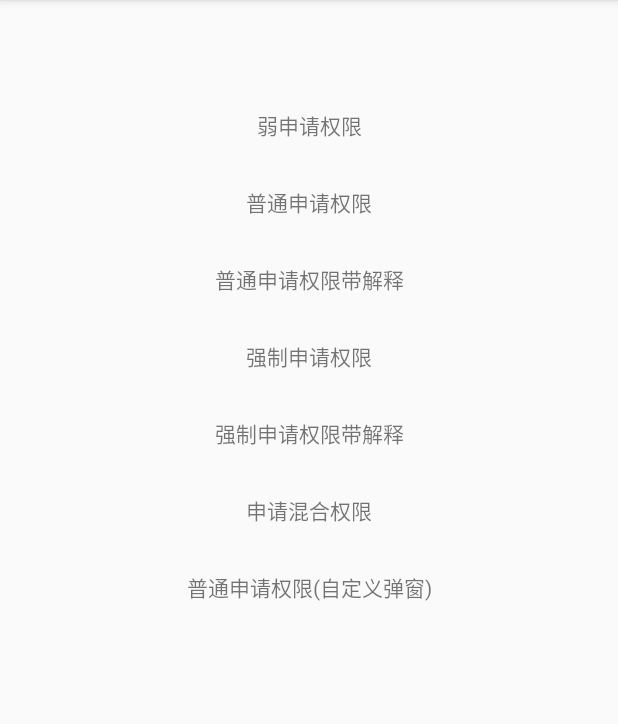
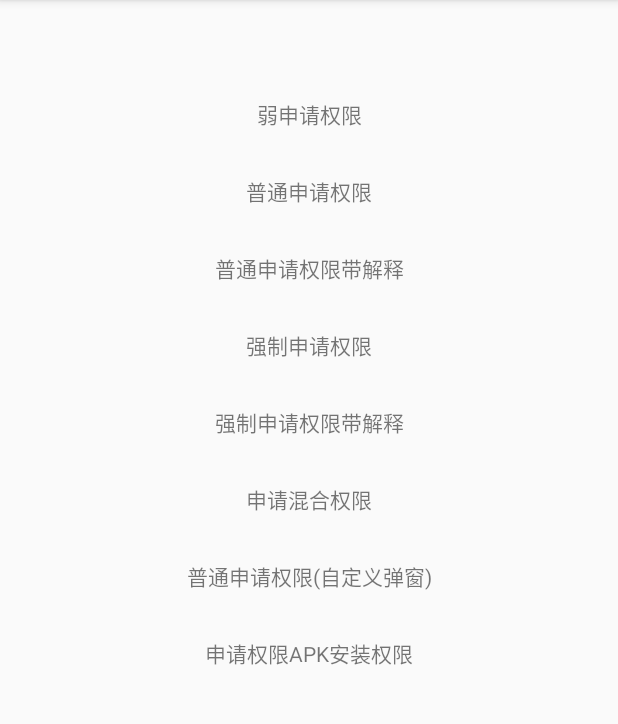
Before and after one commit to kelinZhou/OkPermission, an Android app: the screen it shows after launch (MainActivity), on a phone screen of 412 x 824 dp, the part 84-808 px from its top. Run offline under Robolectric (Android 15) with nearby library versions, the phone set to English and light mode, and no system bars.

Commit message:
适配APK安装权限.

```diff
--- a/app/src/main/AndroidManifest.xml
+++ b/app/src/main/AndroidManifest.xml
@@ -7,6 +7,7 @@
     <uses-permission android:name="android.permission.CAMERA"/>
     <uses-permission android:name="android.permission.READ_EXTERNAL_STORAGE"/>
     <uses-permission android:name="android.permission.WRITE_EXTERNAL_STORAGE"/>
+    <uses-permission android:name="android.permission.REQUEST_INSTALL_PACKAGES"/>
     <application
             android:allowBackup="true"
             android:name=".App"
--- a/app/src/main/res/layout/activity_main.xml
+++ b/app/src/main/res/layout/activity_main.xml
@@ -90,6 +90,20 @@
             app:layout_constraintTop_toBottomOf="@id/tv5"
             app:layout_constraintLeft_toLeftOf="parent"
             app:layout_constraintRight_toRightOf="parent"
+            app:layout_constraintBottom_toTopOf="@id/tv7"/>
+
+    <TextView
+            android:id="@+id/tv7"
+            android:layout_width="wrap_content"
+            android:layout_height="wrap_content"
+            android:text="申请权限APK安装权限"
+            android:layout_marginTop="10dp"
+            android:padding="10dp"
+            app:layout_constraintTop_toBottomOf="@id/tv6"
+            app:layout_constraintLeft_toLeftOf="parent"
+            app:layout_constraintRight_toRightOf="parent"
             app:layout_constraintBottom_toBottomOf="parent"/>
 
+
+
 </android.support.constraint.ConstraintLayout>
```
Also changed, not shown: app/src/main/java/com/kelin/okpermissiondemo/MainActivity.kt (+14 -3 lines), okpermission/src/main/java/com/kelin/okpermission/OkPermission.kt (+29 -0 lines).
